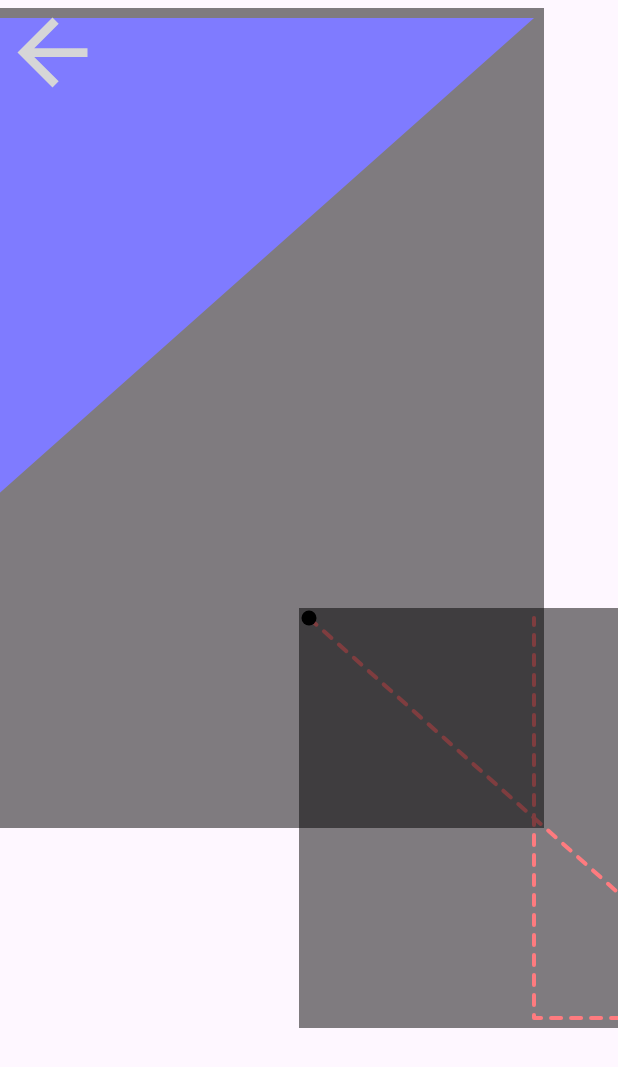
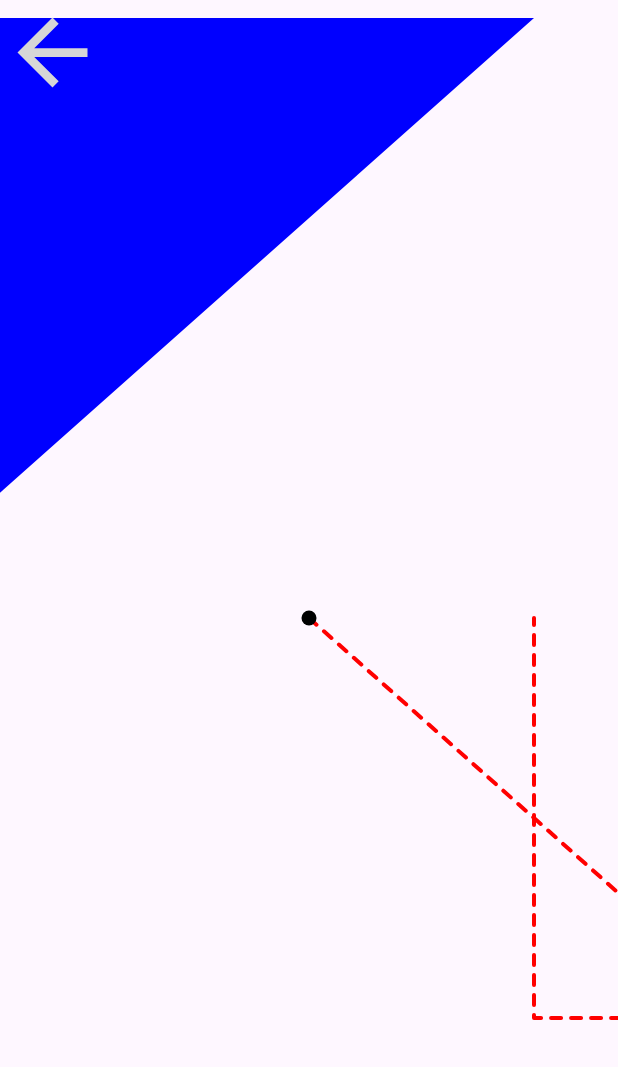
Before and after one commit to rafambn/KMaP, an Android app built with Jetpack Compose: the PathScreen screen opened through its navigation route, on a phone screen of 412 x 824 dp. Shown: the top 1067 px of the screen. Run offline under Robolectric (Android 15) with nearby library versions, the phone set to English and light mode, and no system bars; our stand-ins replace Compose Multiplatform resources.

Commit message:
Removed testing background modifier for path's

```diff
--- a/KMaP/src/commonMain/kotlin/com/rafambn/kmap/components/KMaPContent.kt
+++ b/KMaP/src/commonMain/kotlin/com/rafambn/kmap/components/KMaPContent.kt
@@ -133,8 +133,6 @@ class KMaPContent(
                                 )
                             }
                         } ?: Modifier)
-                        .alpha(0.5F)//TODO remove later
-                        .background(color = Color.Black)
                         .drawBehind {
                             withTransform({ translate(-bounds.left + padding, -bounds.top + padding) }) {
                                 drawIntoCanvas { canvas ->
```
